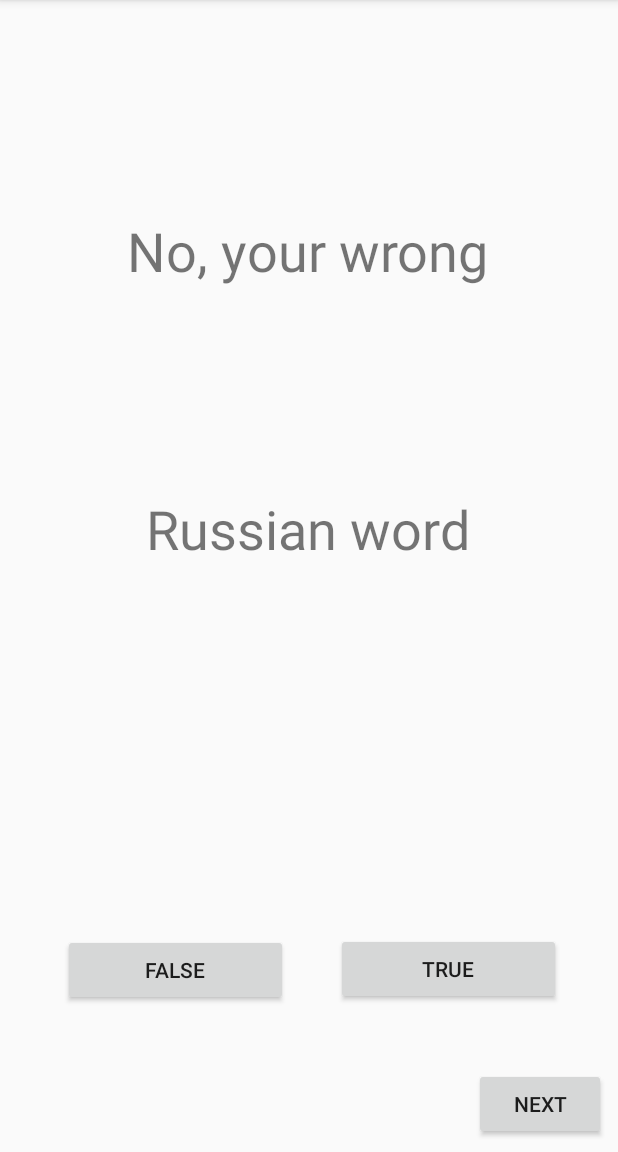
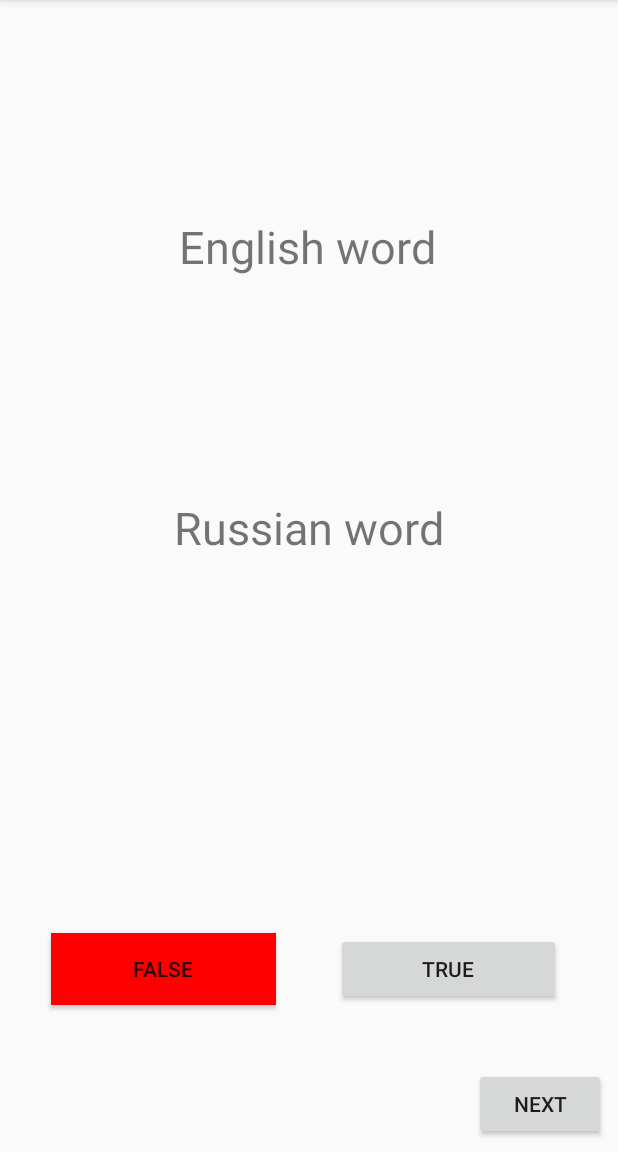
Before and after one commit to kulyklev/WordTrainer2.0, an Android app: the ExerciseTrueFalseActivity screen opened directly, with no data from a screen before it, after a tap on "FALSE", on a phone screen of 412 x 824 dp, the part 84-1236 px from its top. Run offline under Robolectric (Android 15) with nearby library versions, the phone set to English and light mode, and no system bars; network calls fail; 6 statements that could not run were skipped.

Commit message:
ExerciseTrueFalseActivity.java Buttons are changing their background color.

```diff
--- a/app/src/main/java/com/example/admin/wordtrainer20/ExerciseTrueFalseActivity.java
+++ b/app/src/main/java/com/example/admin/wordtrainer20/ExerciseTrueFalseActivity.java
@@ -1,8 +1,10 @@
 package com.example.admin.wordtrainer20;
 
+import android.animation.ValueAnimator;
 import android.content.Intent;
 import android.database.SQLException;
 import android.database.sqlite.SQLiteDatabase;
+import android.graphics.Color;
 import android.os.Bundle;
 import android.view.View;
 import android.widget.Button;
@@ -92,9 +94,8 @@ public class ExerciseTrueFalseActivity extends GeneralMenu {
                 if (nowStudy.checkWord(textViewRussianWord.getText().toString(), MarkExercise.TRUE_OR_FALSE))
                 {
                     // Процес аналогичен для всех тренировок.
-
-                    textViewEnglishWord.setText("Yes");
                     answer = true;
+                    changeButtonBackground(btnTrue, answer);
 
                     learningObject.setWord(nowStudy.getId(), 1, mDb, MarkExercise.TRUE_OR_FALSE);
                     learningObject.removeWordInList(nowStudy);
@@ -108,8 +109,8 @@ public class ExerciseTrueFalseActivity extends GeneralMenu {
                 }
                 else
                 {
-                    textViewEnglishWord.setText("No, your wrong");
                     textViewRussianWord.setText("Correct answer: " + nowStudy.getRussianWord());
+                    changeButtonBackground(btnTrue, answer);
                 }
 
             }
@@ -125,9 +126,8 @@ public class ExerciseTrueFalseActivity extends GeneralMenu {
                 {
                     // Процес аналогичен для всех тренировок.
 
-                    textViewEnglishWord.setText("Yes");
-
                     answer = true;
+                    changeButtonBackground(btnFalse, answer);
 
                     learningObject.setWord(nowStudy.getId(), 1, mDb, MarkExercise.TRUE_OR_FALSE);
                     learningObject.removeWordInList(nowStudy);
@@ -141,8 +141,8 @@ public class ExerciseTrueFalseActivity extends GeneralMenu {
                 }
                 else
                 {
-                    textViewEnglishWord.setText("No, your wrong");
                     textViewRussianWord.setText("Correct answer: " + nowStudy.getRussianWord());
+                    changeButtonBackground(btnFalse, answer);
                 }
             }
         });
@@ -152,7 +152,7 @@ public class ExerciseTrueFalseActivity extends GeneralMenu {
             @Override
             public void onClick(View v) {
 
-
+                defaultButtonBackground();
                 // Процес аналогичен для всех тренировок.
 
                 textViewEnglishWord.setText("");
@@ -236,4 +236,38 @@ public class ExerciseTrueFalseActivity extends GeneralMenu {
         selectExerciseActivity.putExtra("ListWord", (Serializable) learningObject.getWordList());
         startActivity(selectExerciseActivity);
     }
+
+    private void changeButtonBackground(final Button btn, boolean color){
+        //if color = true => green
+        //if color = false => red
+
+        String clr = color ? "#FF00FF00" : "#FFFF0000";
+        final float[] from = new float[3],
+                to =   new float[3];
+
+        Color.colorToHSV(Color.parseColor("#FFFFFFFF"), from);   // from white
+        Color.colorToHSV(Color.parseColor(clr), to);     // to red
+
+        ValueAnimator anim = ValueAnimator.ofFloat(0, 1);   // animate from 0 to 1
+        anim.setDuration(300);                              // for 300 ms
+
+        final float[] hsv  = new float[3];                  // transition color
+        anim.addUpdateListener(new ValueAnimator.AnimatorUpdateListener(){
+            @Override public void onAnimationUpdate(ValueAnimator animation) {
+                // Transition along each axis of HSV (hue, saturation, value)
+                hsv[0] = from[0] + (to[0] - from[0])*animation.getAnimatedFraction();
+                hsv[1] = from[1] + (to[1] - from[1])*animation.getAnimatedFraction();
+                hsv[2] = from[2] + (to[2] - from[2])*animation.getAnimatedFraction();
+
+                btn.setBackgroundColor(Color.HSVToColor(hsv));
+            }
+        });
+
+        anim.start();
+    }
+
+    private void defaultButtonBackground(){
+        btnFalse.setBackgroundResource(android.R.drawable.btn_default);
+        btnTrue.setBackgroundResource(android.R.drawable.btn_default);
+    }
 }
--- a/app/src/main/res/layout/activity_exercise_true_or_false.xml
+++ b/app/src/main/res/layout/activity_exercise_true_or_false.xml
@@ -10,17 +10,18 @@
         android:id="@+id/textViewShowEng"
         android:layout_width="wrap_content"
         android:layout_height="wrap_content"
+        android:layout_marginBottom="8dp"
         android:layout_marginLeft="8dp"
         android:layout_marginRight="8dp"
         android:layout_marginTop="8dp"
         android:text="@string/textShowEng"
-        android:textSize="36sp"
+        android:textAlignment="center"
+        android:textSize="30sp"
+        app:layout_constraintBottom_toBottomOf="parent"
         app:layout_constraintHorizontal_bias="0.497"
         app:layout_constraintLeft_toLeftOf="parent"
         app:layout_constraintRight_toRightOf="parent"
         app:layout_constraintTop_toTopOf="parent"
-        app:layout_constraintBottom_toBottomOf="parent"
-        android:layout_marginBottom="8dp"
         app:layout_constraintVertical_bias="0.191" />
 
     <TextView
@@ -32,7 +33,8 @@
         android:layout_marginRight="8dp"
         android:layout_marginTop="8dp"
         android:text="@string/textViewShowRus"
-        android:textSize="36sp"
+        android:textAlignment="center"
+        android:textSize="30sp"
         app:layout_constraintBottom_toBottomOf="parent"
         app:layout_constraintHorizontal_bias="0.497"
         app:layout_constraintLeft_toLeftOf="parent"
@@ -44,33 +46,32 @@
         android:id="@+id/buttonFalse"
         android:layout_width="150dp"
         android:layout_height="wrap_content"
-        android:layout_marginBottom="97dp"
+        android:layout_marginBottom="98dp"
         android:layout_marginLeft="8dp"
-        android:layout_marginRight="8dp"
         android:layout_marginTop="8dp"
         android:text="@string/btnFalse"
         app:layout_constraintBottom_toBottomOf="parent"
-        app:layout_constraintHorizontal_bias="0.138"
         app:layout_constraintLeft_toLeftOf="parent"
+        app:layout_constraintTop_toBottomOf="@+id/textViewShow"
+        app:layout_constraintVertical_bias="0.698"
+        android:layout_marginRight="8dp"
         app:layout_constraintRight_toRightOf="parent"
-        app:layout_constraintTop_toBottomOf="@+id/textViewShow"
-        app:layout_constraintVertical_bias="0.698" />
+        app:layout_constraintHorizontal_bias="0.105" />
 
     <Button
         android:id="@+id/buttonYes"
         android:layout_width="150dp"
         android:layout_height="wrap_content"
-        android:layout_marginBottom="98dp"
-        android:layout_marginLeft="8dp"
         android:layout_marginRight="8dp"
         android:layout_marginTop="8dp"
         android:text="@string/btnTrue"
-        app:layout_constraintBottom_toBottomOf="parent"
-        app:layout_constraintHorizontal_bias="0.877"
-        app:layout_constraintLeft_toLeftOf="parent"
         app:layout_constraintRight_toRightOf="parent"
         app:layout_constraintTop_toBottomOf="@+id/textViewShow"
-        app:layout_constraintVertical_bias="0.698" />
+        app:layout_constraintLeft_toRightOf="@+id/buttonFalse"
+        android:layout_marginLeft="8dp"
+        app:layout_constraintHorizontal_bias="0.515"
+        app:layout_constraintBottom_toBottomOf="@+id/buttonFalse"
+        android:layout_marginBottom="0dp" />
 
     <Button
         android:id="@+id/NextButton"
```
